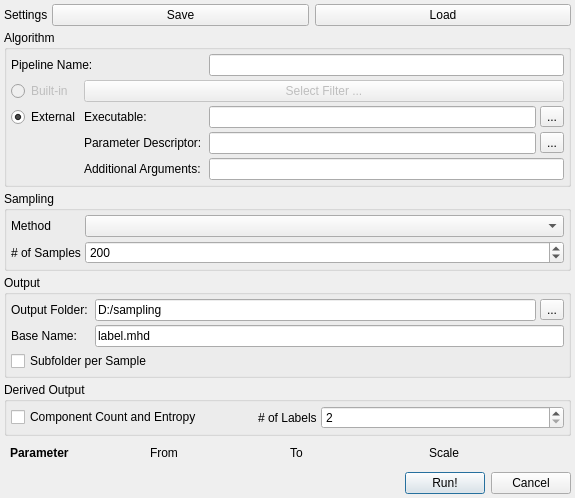
The window that modules/MetaFilters/samplingSettings.ui (3dct/open_iA) describes before a commit, drawn with Qt 5.
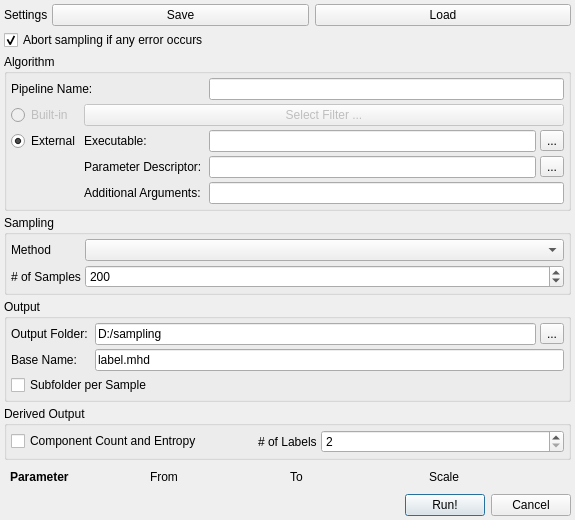
The same window after the commit.

Commit message: GEMSe/MetaFilters: Finalize image sampling filter: iAImageSampler -> no QThread, no busy waiting, abort on errors flag

```diff
--- a/modules/MetaFilters/samplingSettings.ui
+++ b/modules/MetaFilters/samplingSettings.ui
@@ -549,6 +549,16 @@
      </layout>
     </widget>
    </item>
+   <item row="2" column="0" colspan="4">
+    <widget class="QCheckBox" name="cbAbortOnError">
+     <property name="text">
+      <string>Abort sampling if any error occurs</string>
+     </property>
+     <property name="checked">
+      <bool>true</bool>
+     </property>
+    </widget>
+   </item>
   </layout>
  </widget>
  <tabstops>
```
The commit also changes 7 other files.
